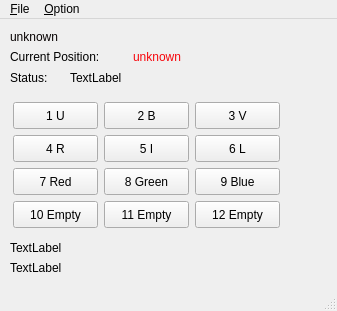
Above: mainwindow.ui from xyficu/flifilterwheelqt before the change. Below: the same form after it.
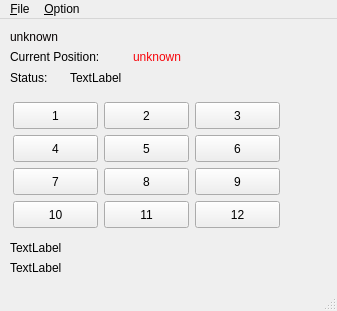
That is the form after the change.

Commit message: remove button color

```diff
--- a/mainwindow.ui
+++ b/mainwindow.ui
@@ -137,7 +137,7 @@
      <locale language="English" country="UnitedStates"/>
     </property>
     <property name="text">
-     <string>8 Green</string>
+     <string>8</string>
     </property>
    </widget>
    <widget class="QPushButton" name="pushButtonFW1">
@@ -172,7 +172,7 @@
      <locale language="English" country="UnitedStates"/>
     </property>
     <property name="text">
-     <string>2 B</string>
+     <string>2</string>
     </property>
    </widget>
    <widget class="QPushButton" name="pushButtonFW2">
@@ -207,7 +207,7 @@
      <locale language="English" country="UnitedStates"/>
     </property>
     <property name="text">
-     <string>3 V</string>
+     <string>3</string>
     </property>
    </widget>
    <widget class="QPushButton" name="pushButtonFW3">
@@ -242,7 +242,7 @@
      <locale language="English" country="UnitedStates"/>
     </property>
     <property name="text">
-     <string>4 R</string>
+     <string>4</string>
     </property>
    </widget>
    <widget class="QPushButton" name="pushButtonFW4">
@@ -277,7 +277,7 @@
      <locale language="English" country="UnitedStates"/>
     </property>
     <property name="text">
-     <string>5 I</string>
+     <string>5</string>
     </property>
    </widget>
    <widget class="QPushButton" name="pushButtonFW5">
@@ -312,7 +312,7 @@
      <locale language="English" country="UnitedStates"/>
     </property>
     <property name="text">
-     <string>6 L</string>
+     <string>6</string>
     </property>
    </widget>
    <widget class="QPushButton" name="pushButtonFW6">
@@ -347,7 +347,7 @@
      <locale language="English" country="UnitedStates"/>
     </property>
     <property name="text">
-     <string>7 Red</string>
+     <string>7</string>
     </property>
    </widget>
    <widget class="QPushButton" name="pushButtonFW9">
@@ -382,7 +382,7 @@
      <locale language="English" country="UnitedStates"/>
     </property>
     <property name="text">
-     <string>10 Empty</string>
+     <string>10</string>
     </property>
    </widget>
    <widget class="QPushButton" name="pushButtonFW8">
@@ -417,7 +417,7 @@
      <locale language="English" country="UnitedStates"/>
     </property>
     <property name="text">
-     <string>9 Blue</string>
+     <string>9</string>
     </property>
    </widget>
    <widget class="QPushButton" name="pushButtonFW10">
@@ -452,7 +452,7 @@
      <locale language="English" country="UnitedStates"/>
     </property>
     <property name="text">
-     <string>11 Empty</string>
+     <string>11</string>
     </property>
    </widget>
    <widget class="QPushButton" name="pushButtonFW11">
@@ -487,7 +487,7 @@
      <locale language="English" country="UnitedStates"/>
     </property>
     <property name="text">
-     <string>12 Empty</string>
+     <string>12</string>
     </property>
    </widget>
    <widget class="QPushButton" name="pushButtonFWHome">
@@ -522,7 +522,7 @@
      <locale language="English" country="UnitedStates"/>
     </property>
     <property name="text">
-     <string>1 U</string>
+     <string>1</string>
     </property>
    </widget>
    <zorder>layoutWidget</zorder>
```
Left out of the diff: 15 changed lines with no effect on the pictures.
